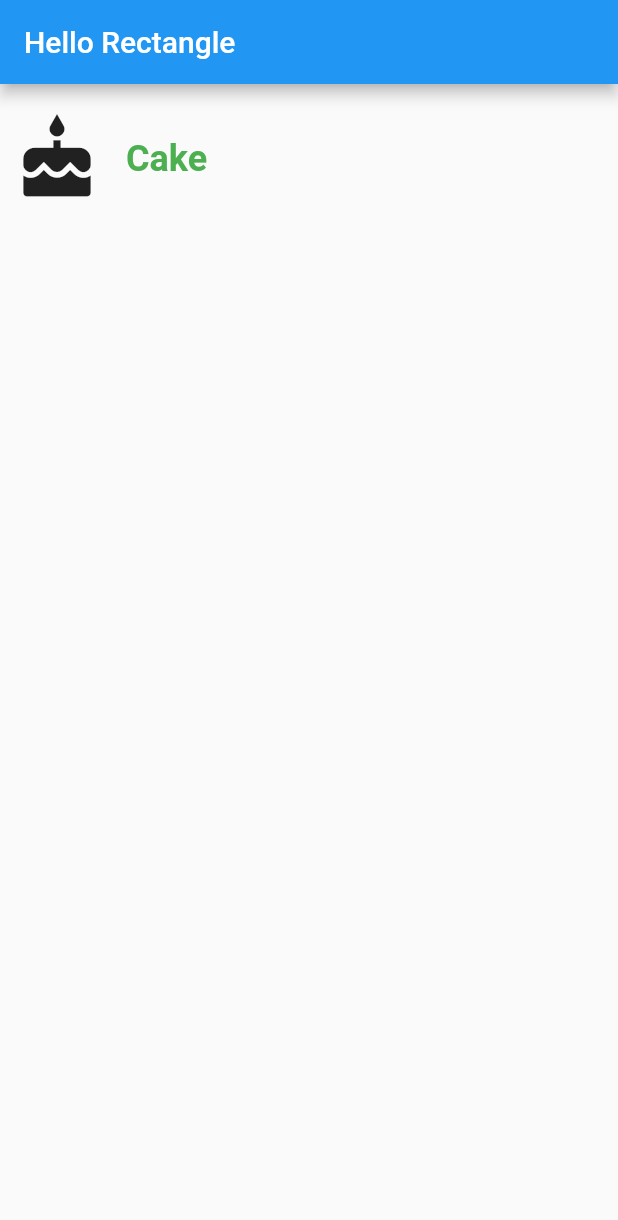
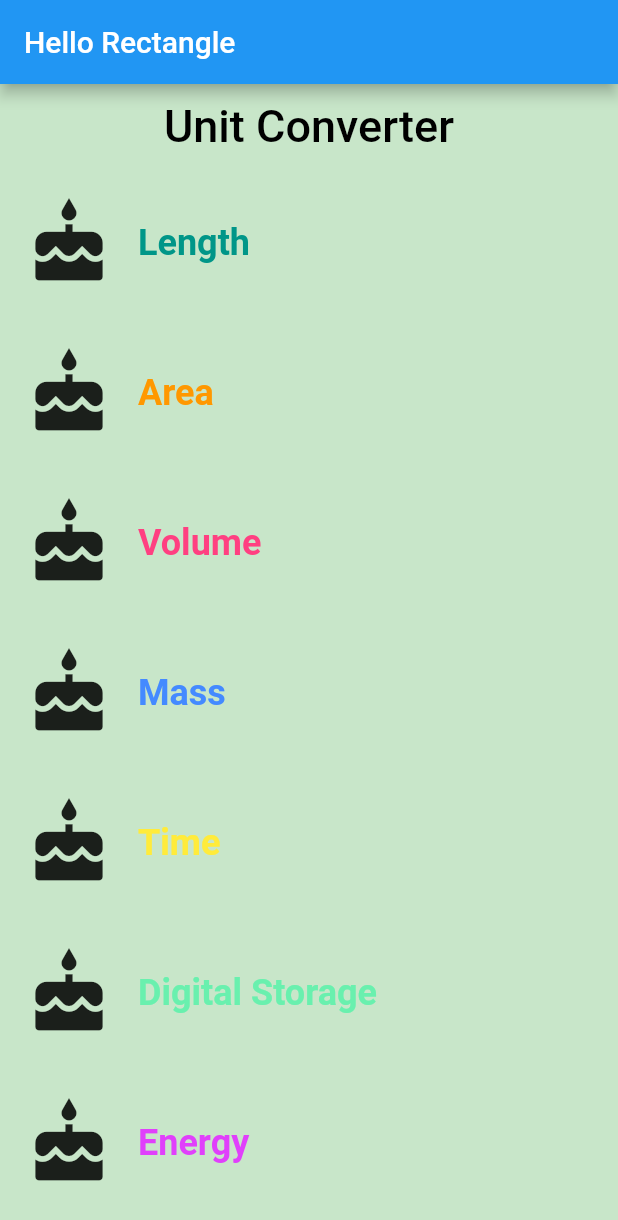
Before and after one commit to rcontrerasnet/flutter-udacity-course, a Flutter app: the screen it shows after launch, on a phone screen of 412 x 824 dp. Shown: the top 1220 px of the screen. Run offline on Flutter 3.47's test engine with Material 2 defaults, Android fonts, the phone set to English and light mode, and no system bars.

Commit message:
added Category Route to deal with category listview

```diff
--- /dev/null
+++ b/lib/category_route.dart
@@ -0,0 +1,78 @@
+import 'package:flutter/material.dart';
+import 'category.dart';
+
+final _backgroundColor = Colors.green[100];
+
+class CategoryRoute extends StatelessWidget{
+
+  const CategoryRoute();
+
+  static const _categoryNames = <String>[
+    'Length',
+    'Area',
+    'Volume',
+    'Mass',
+    'Time',
+    'Digital Storage',
+    'Energy',
+    'Currency'
+  ];
+
+  static const _baseColors = <Color>[
+    Colors.teal,
+    Colors.orange,
+    Colors.pinkAccent,
+    Colors.blueAccent,
+    Colors.yellow,
+    Colors.greenAccent,
+    Colors.purpleAccent,
+    Colors.red
+  ];
+
+  Widget _buildCategoryWidgets(List<Widget> categories){
+    return ListView.builder(
+      itemBuilder: (BuildContext context, int index) => categories[index],
+      itemCount: categories.length
+    );
+  }
+
+  @override
+  Widget build(BuildContext context){
+    final categories = <Category>[];
+
+    for(var i = 0; i < _categoryNames.length; i++){
+      categories.add(Category(
+        name: _categoryNames[i],
+        color: _baseColors[i],
+        icon: Icons.cake,
+        )
+      );
+    }
+
+    final listView = Container(
+      color: _backgroundColor,
+      padding: EdgeInsets.symmetric(horizontal: 8.0),
+      child: _buildCategoryWidgets(categories),
+    );
+
+    final appBar = AppBar(
+      elevation: 0.0,
+      title: Text(
+        'Unit Converter',
+        style: TextStyle(
+          color: Colors.black,
+          fontSize: 30.0,
+        ),
+      ),
+      centerTitle: true,
+      backgroundColor: _backgroundColor,
+    );
+
+    return Scaffold(
+      appBar: appBar,
+      body: listView,
+    );
+
+  }
+
+}
--- a/lib/main.dart
+++ b/lib/main.dart
@@ -1,10 +1,7 @@
 import 'package:flutter/material.dart';
-import 'cateogry.dart';
+import 'category_route.dart';
 
 const padding = EdgeInsets.all(16.0);
-const _categoryName = 'Cake';
-const _categoryIcon = Icons.cake;
-const _categoryColor = Colors.green;
 
 void main() {
   runApp(
@@ -14,8 +11,7 @@ void main() {
         appBar: AppBar(
           title: Text('Hello Rectangle'),
         ),
-        body: Category(
-            icon: _categoryIcon, name: _categoryName, color: _categoryColor),
+        body: CategoryRoute()
       ),
     ),
   );
```
Also changed, not shown: lib/category.dart (renamed from lib/cateogry.dart).
